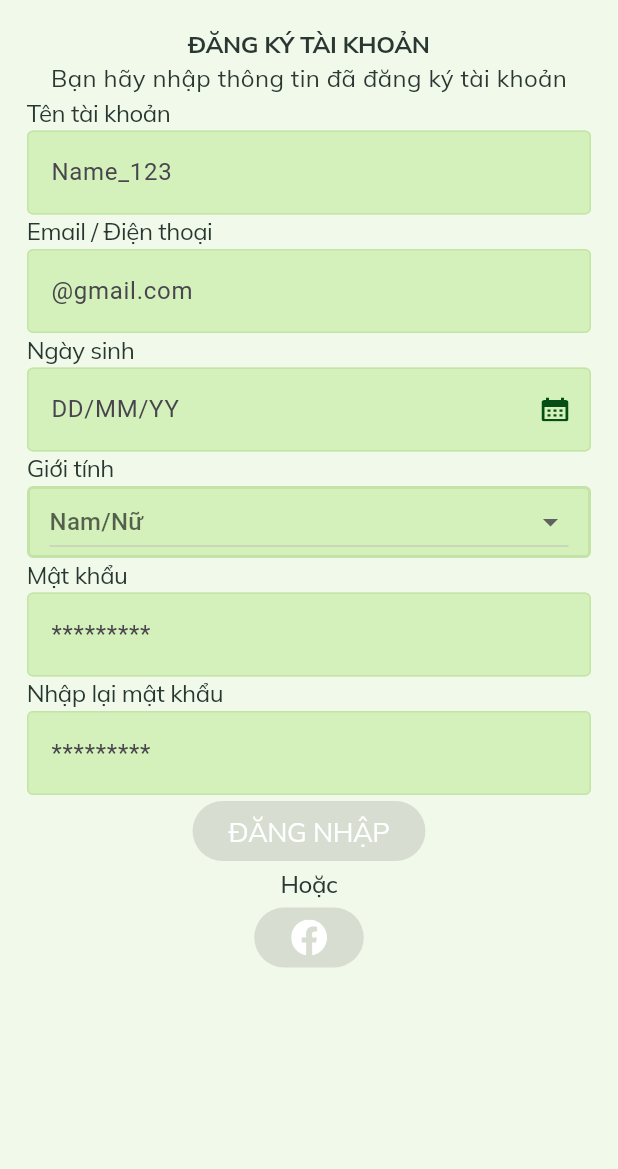
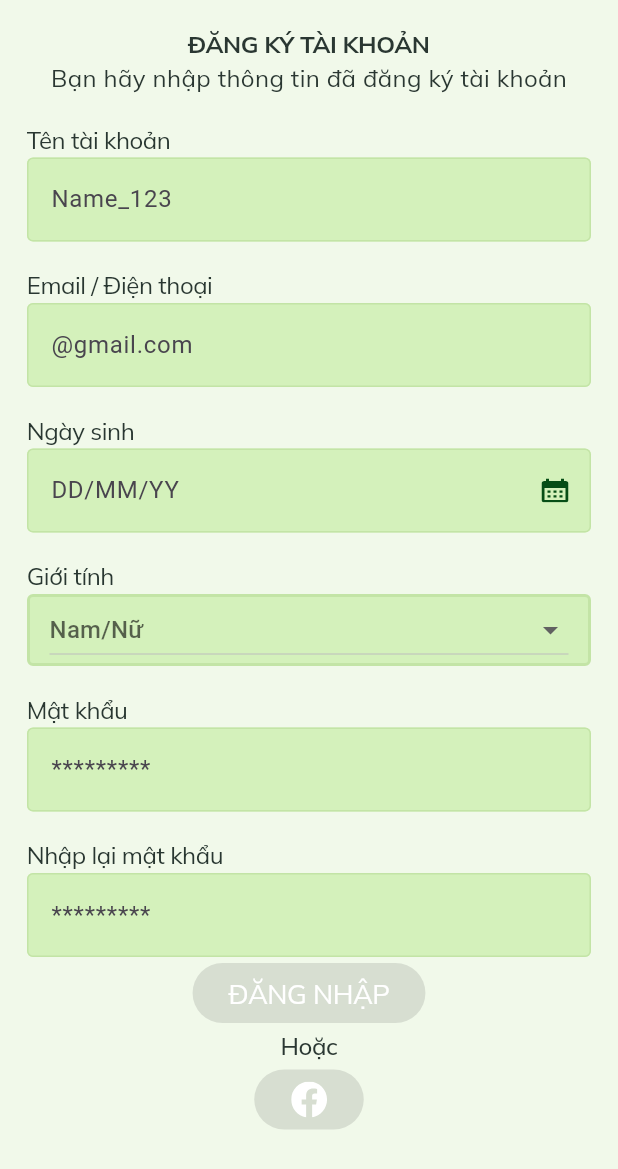
Before and after one commit to TaQuangKhoi/ex_book, a Flutter app: the screen it shows after launch, on a phone screen of 412 x 824 dp. Shown: the top 1169 px of the screen. Run offline on Flutter 3.47's test engine with Material 2 defaults, Android fonts, the phone set to English and light mode, and no system bars; our stand-ins replace flutter_svg, google_fonts.

Commit message:
Add Padding top 18

```diff
--- a/lib/pages/sign_up_page.dart
+++ b/lib/pages/sign_up_page.dart
@@ -63,7 +63,9 @@ class _SignUpPageState extends State<SignUpPage> {
   }
 
   Widget getInput(String text, String textFieldText, [Widget? suffixIcon]) {
-    return Column(
+    return Padding(
+      padding: const EdgeInsets.only(top: 18),
+      child: Column(
         mainAxisAlignment: MainAxisAlignment.start,
         crossAxisAlignment: CrossAxisAlignment.start,
         children: [
@@ -75,6 +77,7 @@ class _SignUpPageState extends State<SignUpPage> {
             decoration: getTextFieldStyle(textFieldText, suffixIcon),
           ),
         ],
+      ),
     );
   }
 
@@ -144,7 +147,9 @@ class _SignUpPageState extends State<SignUpPage> {
               getInput('Tên tài khoản', 'Name_123'),
               getInput('Email / Điện thoại', '@gmail.com'),
               getInput('Ngày sinh', 'DD/MM/YY', calendarIconSvg),
-              Column(
+              Padding(
+                padding: const EdgeInsets.only(top: 18),
+                child: Column(
                   mainAxisAlignment: MainAxisAlignment.start,
                   crossAxisAlignment: CrossAxisAlignment.start,
                   children: [
@@ -194,6 +199,7 @@ class _SignUpPageState extends State<SignUpPage> {
                     ),
                   ],
                 ),
+              ),
               getInput('Mật khẩu', '*********'),
               getInput('Nhập lại mật khẩu', '*********'),
               const Center(
```
Lines whose indentation alone changed are shown as unchanged.
